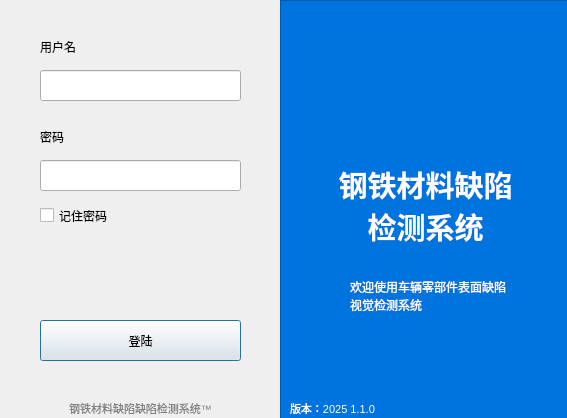
Above: view/login.ui from HolmesAmzish/SDDMES before the change. Below: the same form after it.
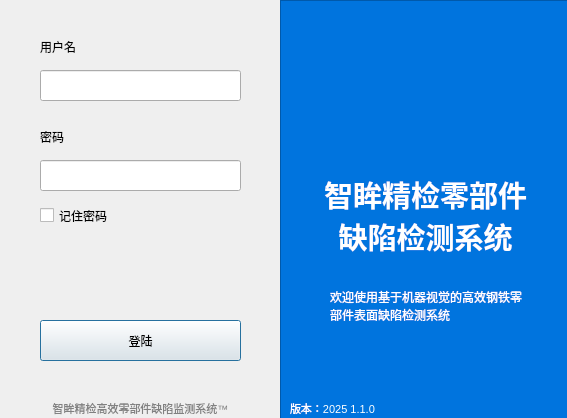
That is the form after the change. Icons and pictures are not drawn.

Commit message: Update information form

What changed in the file:
```diff
--- a/view/login.ui
+++ b/view/login.ui
@@ -106,9 +106,9 @@
    <widget class="QLabel" name="label_3">
     <property name="geometry">
      <rect>
-      <x>50</x>
-      <y>150</y>
-      <width>191</width>
+      <x>40</x>
+      <y>160</y>
+      <width>211</width>
       <height>111</height>
      </rect>
     </property>
@@ -126,7 +126,7 @@
      <string notr="true">color:white</string>
     </property>
     <property name="text">
-     <string>钢铁材料缺陷检测系统</string>
+     <string>智眸精检零部件缺陷检测系统</string>
     </property>
     <property name="scaledContents">
      <bool>true</bool>
@@ -181,17 +181,17 @@
    <widget class="QLabel" name="label_7">
     <property name="geometry">
      <rect>
-      <x>70</x>
+      <x>50</x>
       <y>270</y>
-      <width>161</width>
-      <height>51</height>
+      <width>201</width>
+      <height>71</height>
      </rect>
     </property>
     <property name="styleSheet">
      <string notr="true">color:white</string>
     </property>
     <property name="text">
-     <string>欢迎使用车辆零部件表面缺陷视觉检测系统</string>
+     <string>欢迎使用基于机器视觉的高效钢铁零部件表面缺陷检测系统</string>
     </property>
     <property name="wordWrap">
      <bool>true</bool>
@@ -216,7 +216,7 @@
     <string notr="true">color:gray</string>
    </property>
    <property name="text">
-    <string>钢铁材料缺陷缺陷检测系统™</string>
+    <string>智眸精检高效零部件缺陷监测系统™</string>
    </property>
    <property name="alignment">
     <set>Qt::AlignCenter</set>
```
Left out of the diff: 2 changed lines with no effect on the pictures. The commit also changes 7 other files.
